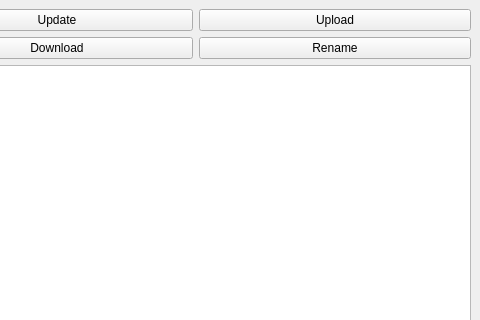
Qt form mainwindow.ui (kariandreyka/FTP_client_linux) before a commit; both pictures show x 88 to 568 and y 0 to 320 of the 568 by 474 pixel window.
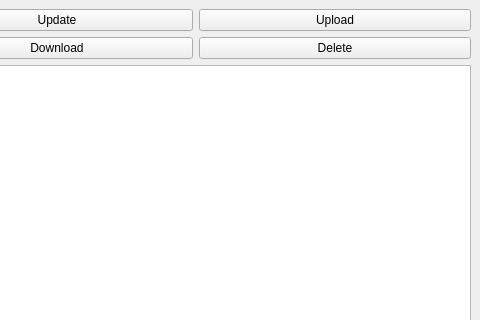
The same form after that commit.

What changed in the file:
```diff
--- a/mainwindow.ui
+++ b/mainwindow.ui
@@ -20,7 +20,7 @@
       <item row="1" column="1">
        <widget class="QPushButton" name="rename_button">
         <property name="text">
-         <string>Rename</string>
+         <string>Delete</string>
         </property>
        </widget>
       </item>
```
